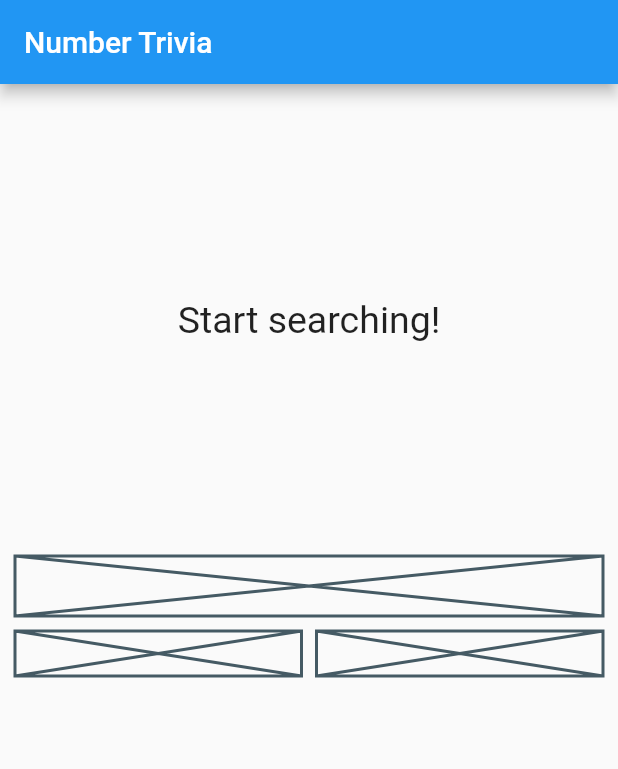
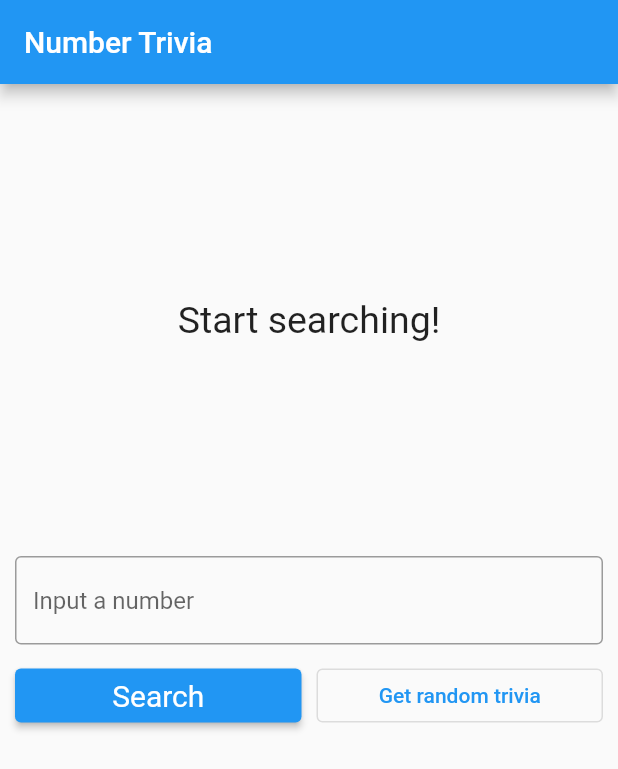
Before and after one commit to leanhtaihcmus/Flutter-Clean-TDD-Architecture, a Flutter app: the screen it shows after launch, on a phone screen of 412 x 824 dp. Shown: the top 769 px of the screen. Run offline on Flutter 3.47's test engine with Material 2 defaults, Android fonts, the light colour scheme and no system bars; our stand-ins replace bloc, dartz, equatable, flutter_bloc, get_it, internet_connection_checker and 1 more; missing offline and left inert: mockito.

Commit message:
Implement UI and integrate with BLoC

```diff
--- a/lib/features/number_trivia/presentation/bloc/bloc/number_trivia_bloc.dart
+++ b/lib/features/number_trivia/presentation/bloc/bloc/number_trivia_bloc.dart
@@ -37,13 +37,13 @@ class NumberTriviaBloc extends Bloc<NumberTriviaEvent, NumberTriviaState> {
         final inputEither =
             inputConverter.stringToUnsignedInteger(event.numberString);
 
-        inputEither.fold(
+        return inputEither.fold(
           (failure) =>
               emit(const Error(message: INVALID_INPUT_FAILURE_MESSAGE)),
           (integer) async {
             final failureOrTrivia =
                 await getConcreteNumberTrivia(Params(number: integer));
-            failureOrTrivia.fold(
+            return failureOrTrivia.fold(
               (failure) => emit(Error(message: _mapFailureToMessage(failure))),
               (trivia) => emit(Loaded(trivia: trivia)),
             );
--- a/lib/features/number_trivia/presentation/pages/number_trivia_page.dart
+++ b/lib/features/number_trivia/presentation/pages/number_trivia_page.dart
@@ -51,26 +51,7 @@ class NumberTriviaPage extends StatelessWidget {
               ),
               const SizedBox(height: 20),
               // Bottom half
-              Column(
-                children: <Widget>[
-                  // TextField
-                  const Placeholder(fallbackHeight: 40),
-                  const SizedBox(height: 10),
-                  Row(
-                    children: const <Widget>[
-                      Expanded(
-                        // Search concrete button
-                        child: Placeholder(fallbackHeight: 30),
-                      ),
-                      SizedBox(width: 10),
-                      Expanded(
-                        // Random button
-                        child: Placeholder(fallbackHeight: 30),
-                      )
-                    ],
-                  )
-                ],
-              ),
+              const TriviaControls(),
             ],
           ),
         ),
--- /dev/null
+++ b/lib/features/number_trivia/presentation/widgets/trivia_controls.dart
@@ -0,0 +1,73 @@
+// ignore_for_file: library_private_types_in_public_api
+
+import 'package:flutter/material.dart';
+import 'package:flutter_bloc/flutter_bloc.dart';
+import 'package:number_trivia/features/number_trivia/presentation/bloc/bloc/number_trivia_bloc.dart';
+
+class TriviaControls extends StatefulWidget {
+  const TriviaControls({
+    Key? key,
+  }) : super(key: key);
+
+  @override
+  _TriviaControlsState createState() => _TriviaControlsState();
+}
+
+class _TriviaControlsState extends State<TriviaControls> {
+  final controller = TextEditingController();
+  String? inputStr;
+
+  @override
+  Widget build(BuildContext context) {
+    return Column(
+      children: <Widget>[
+        TextField(
+          controller: controller,
+          keyboardType: TextInputType.number,
+          decoration: const InputDecoration(
+            border: OutlineInputBorder(),
+            hintText: 'Input a number',
+          ),
+          onChanged: (value) {
+            inputStr = value;
+          },
+          onSubmitted: (_) {
+            dispatchConcrete();
+          },
+        ),
+        const SizedBox(height: 10),
+        Row(
+          children: <Widget>[
+            Expanded(
+              child: ElevatedButton(
+                style: ElevatedButton.styleFrom(
+                    textStyle: const TextStyle(fontSize: 20)),
+                onPressed: dispatchConcrete,
+                child: const Text('Search'),
+              ),
+            ),
+            const SizedBox(width: 10),
+            Expanded(
+              child: OutlinedButton(
+                onPressed: dispatchRandom,
+                child: const Text('Get random trivia'),
+              ),
+            ),
+          ],
+        ),
+      ],
+    );
+  }
+
+  dispatchConcrete() {
+    if (null == inputStr) return;
+    controller.clear();
+    BlocProvider.of<NumberTriviaBloc>(context)
+        .add(GetTriviaForConcreteNumber(inputStr!));
+  }
+
+  dispatchRandom() {
+    controller.clear();
+    BlocProvider.of<NumberTriviaBloc>(context).add(GetTriviaForRandomNumber());
+  }
+}
--- a/lib/features/number_trivia/presentation/widgets/widgets.dart
+++ b/lib/features/number_trivia/presentation/widgets/widgets.dart
@@ -1,3 +1,4 @@
 export 'loading_widget.dart';
 export 'message_display.dart';
 export 'trivia_display.dart';
+export 'trivia_controls.dart';
--- a/lib/main.dart
+++ b/lib/main.dart
@@ -3,6 +3,7 @@ import 'package:number_trivia/features/number_trivia/presentation/pages/number_t
 import 'injection_container.dart' as di;
 
 void main() async {
+  WidgetsFlutterBinding.ensureInitialized();
   await di.init();
   runApp(const MyApp());
 }
@@ -21,7 +22,7 @@ class MyApp extends StatelessWidget {
           secondary: Colors.green.shade600,
         ),
       ),
-      home: NumberTriviaPage(),
+      home: const NumberTriviaPage(),
     );
   }
 }
```
